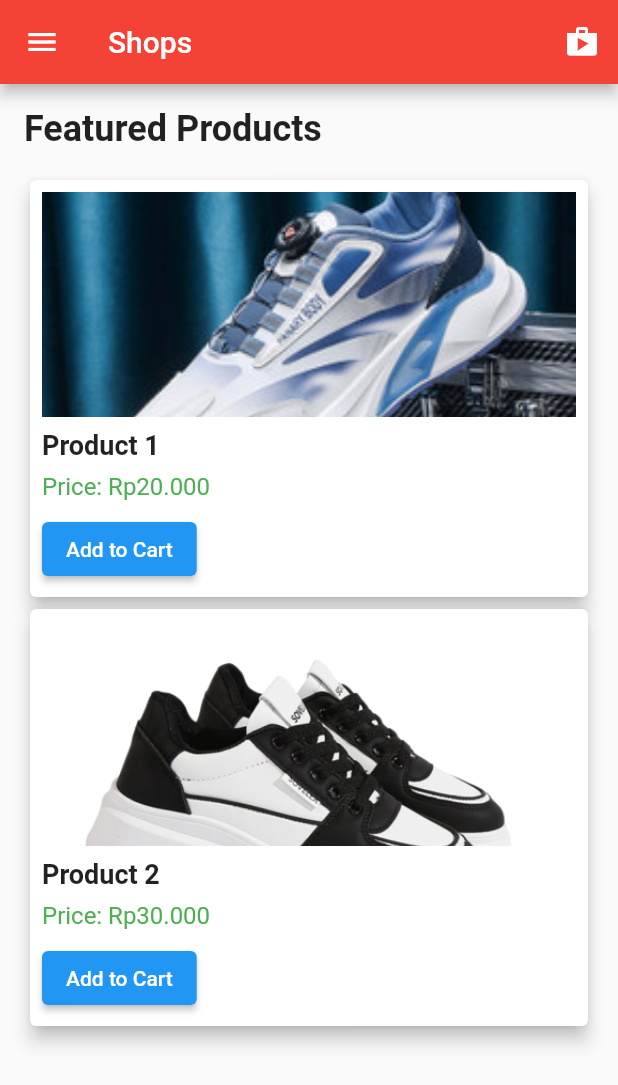
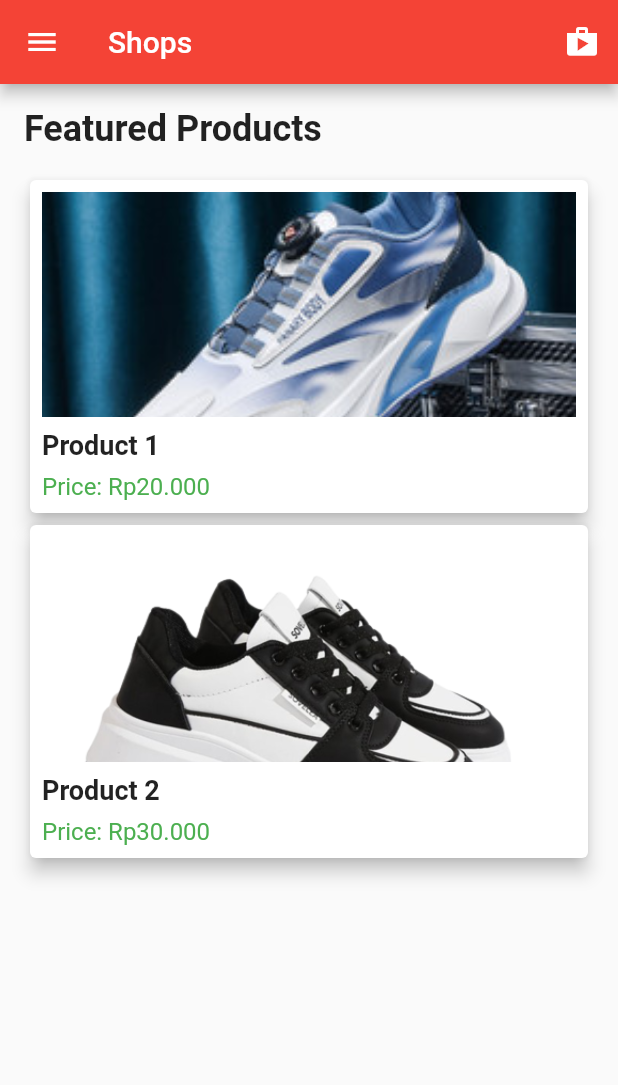
Before and after one commit to alfianindra/Kuis_13, a Flutter app: the screen it shows after launch, on a phone screen of 412 x 824 dp. Shown: the top 1085 px of the screen. Run offline on Flutter 3.47's test engine with Material 2 defaults, Android fonts, the phone set to English and light mode, and no system bars.

```diff
--- a/lib/main.dart
+++ b/lib/main.dart
@@ -93,13 +93,6 @@ class ProductCard extends StatelessWidget {
               'Price: $productPrice',
               style: TextStyle(fontSize: 16, color: Colors.green),
             ),
-            SizedBox(height: 8),
-            ElevatedButton(
-              onPressed: () {
-                // Tambahkan fungsionalitas untuk menambahkan produk ke keranjang
-              },
-              child: Text('Add to Cart'),
-            ),
           ],
         ),
       ),
```
